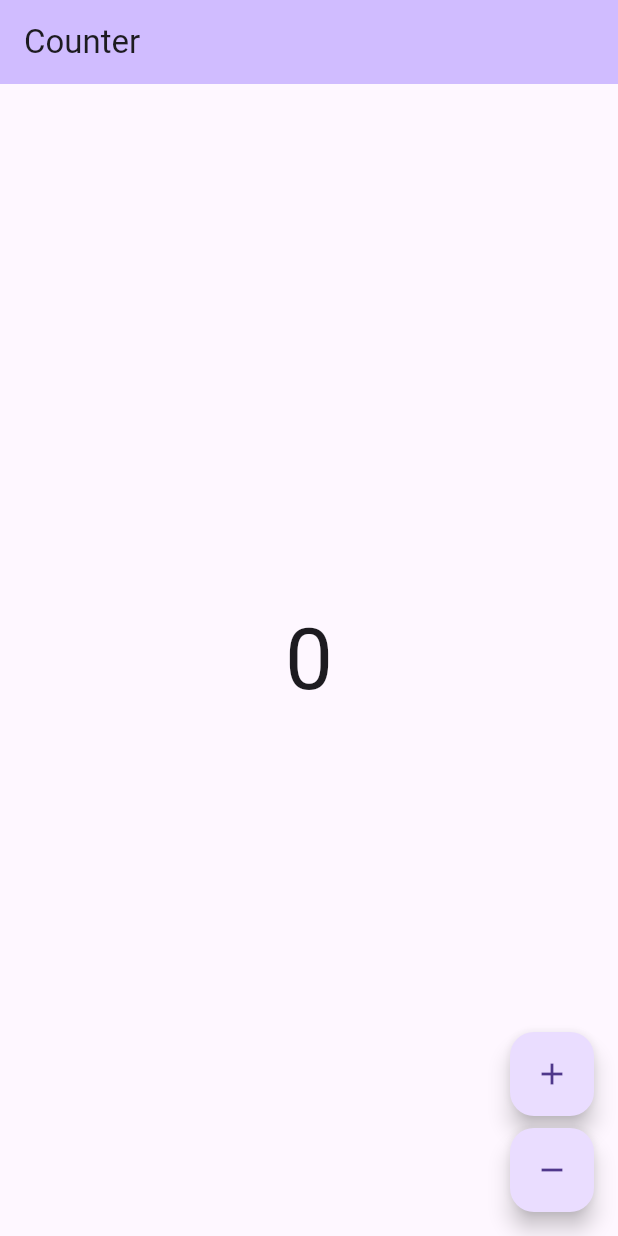
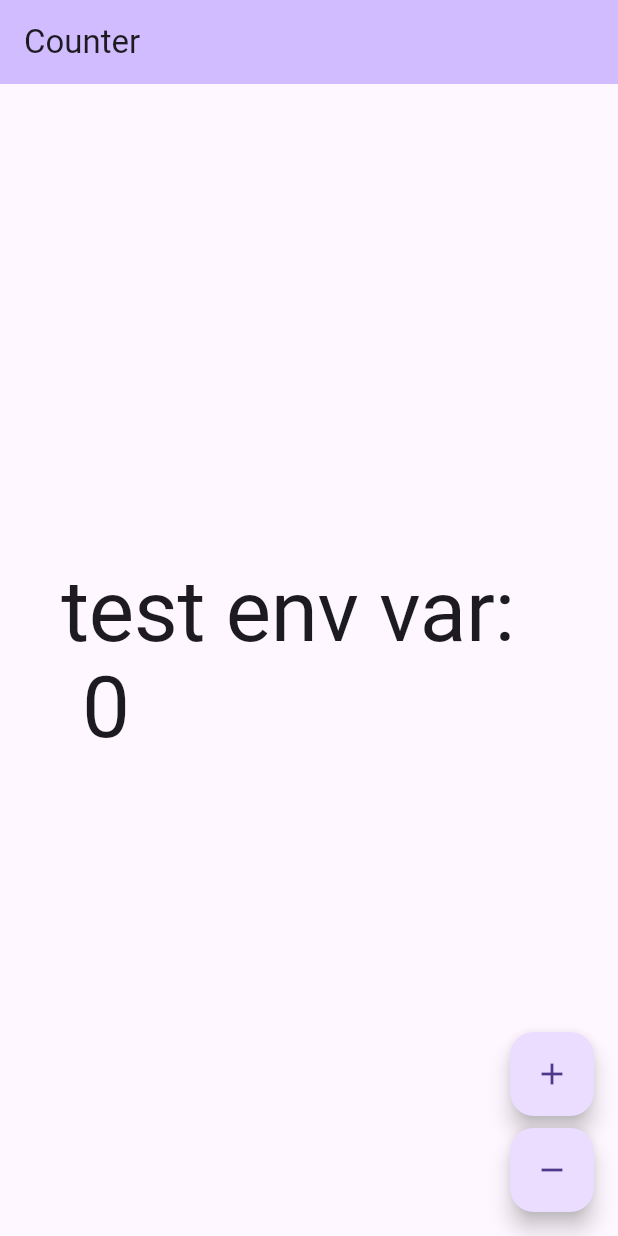
Before and after one commit to stefanhk31/web_deploy_poc, a Flutter app: the screen it shows after launch, on a phone screen of 412 x 824 dp. Run offline on Flutter 3.47's test engine with Material 3 defaults, Android fonts, the phone set to English and light mode, and no system bars; our stand-ins replace bloc, flutter_bloc; generated files the repository leaves out were written again.

Commit message:
testing update after deployment

```diff
--- a/lib/counter/view/counter_page.dart
+++ b/lib/counter/view/counter_page.dart
@@ -50,6 +50,10 @@ class CounterText extends StatelessWidget {
   Widget build(BuildContext context) {
     final theme = Theme.of(context);
     final count = context.select((CounterCubit cubit) => cubit.state);
-    return Text('$count', style: theme.textTheme.displayLarge);
+    const test = String.fromEnvironment('TEST');
+    return Text(
+      'test env var: $test \n $count',
+      style: theme.textTheme.displayLarge,
+    );
   }
 }
```
Also changed, not shown: .github/workflows/deploy.yaml.
